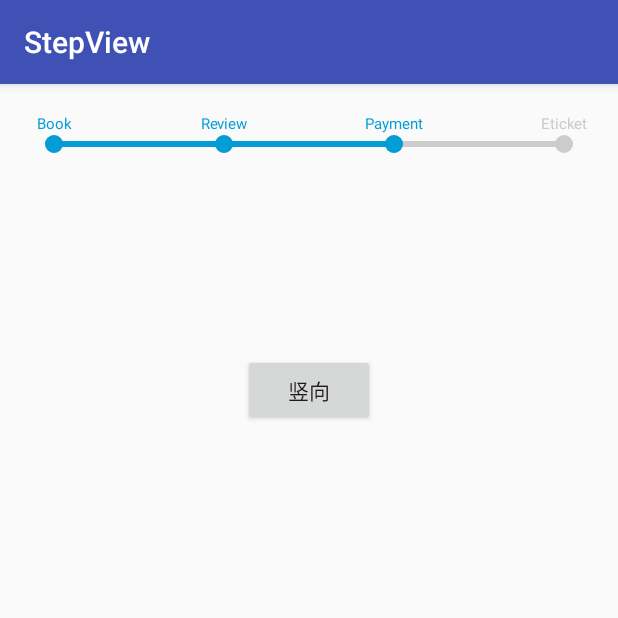
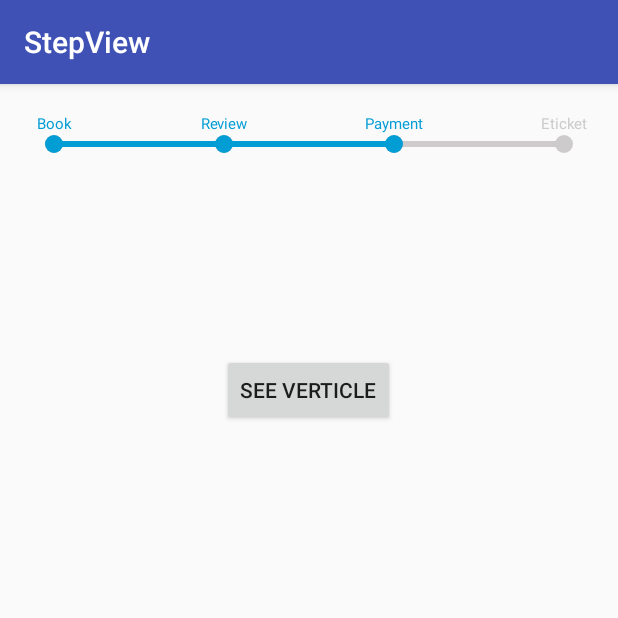
Before and after one commit to kyawsanoo/Step-View, an Android app: the screen it shows after launch (MainActivity), on a phone screen of 412 x 824 dp, the top half of it. Run offline under Robolectric (Android 15) with nearby library versions, the phone set to English and light mode, and no system bars.

Commit message:
change read me

```diff
--- a/app/src/main/res/layout/activity_main.xml
+++ b/app/src/main/res/layout/activity_main.xml
@@ -26,6 +26,6 @@
         android:layout_width="wrap_content"
         android:layout_height="wrap_content"
         android:layout_gravity="bottom|center"
-        android:text="竖向" />
+        android:text="see verticle" />
 
 </LinearLayout>
```
Also changed, not shown: 1 other file.
